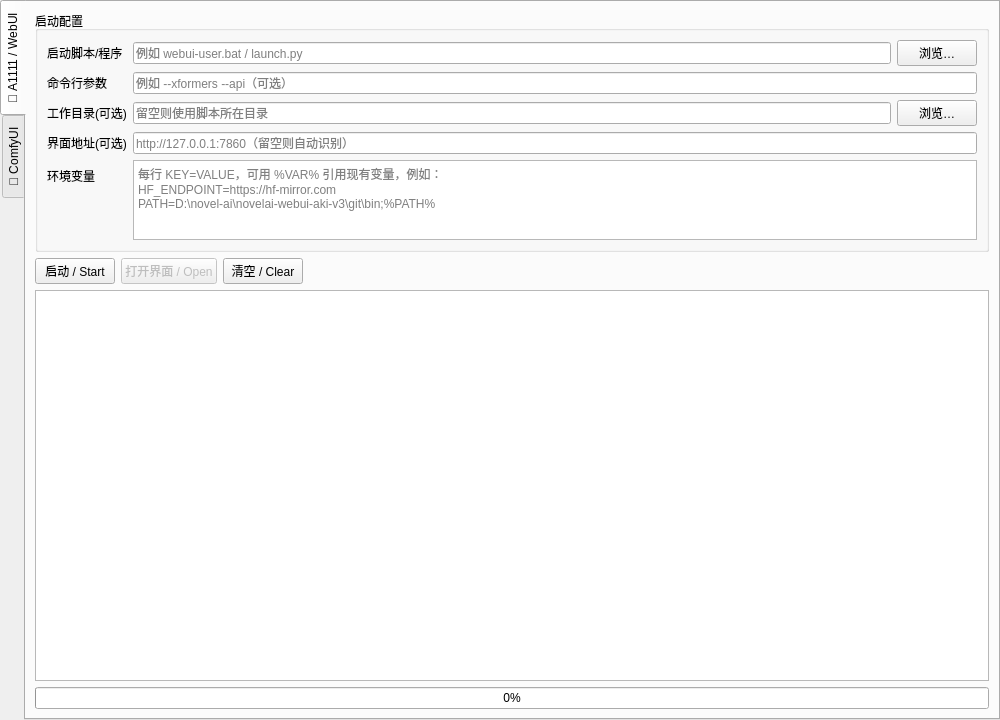
The window that pages/launcherwidget.ui (hanbinhsh/SD-LoRA-Manager) describes before a commit, drawn with Qt 5.
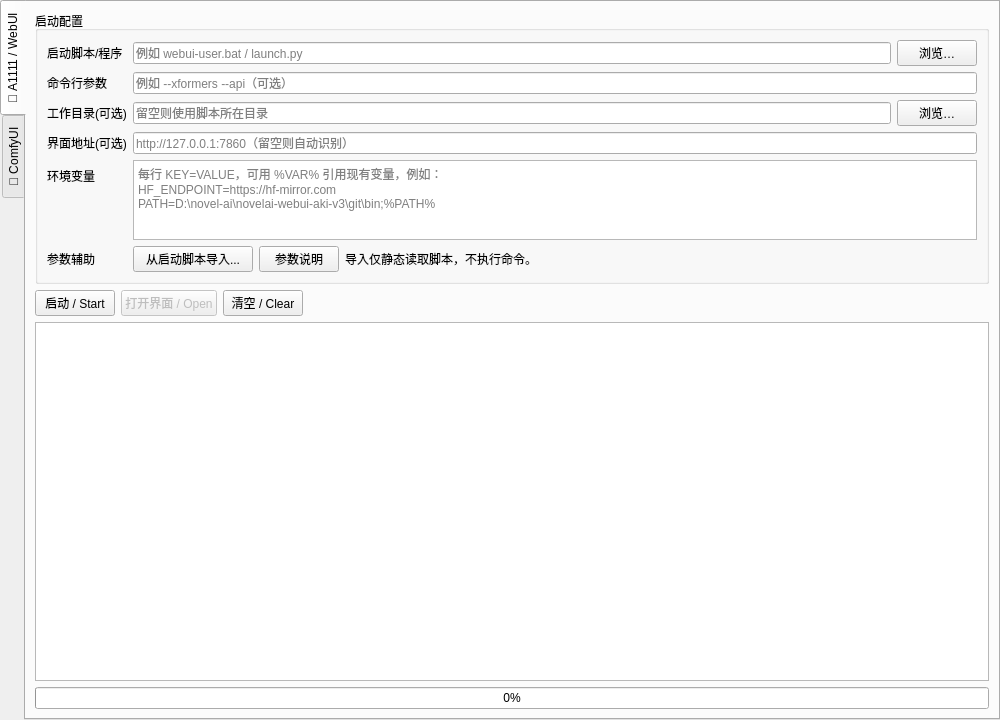
The same window after the commit.

Patch:
```diff
--- a/pages/launcherwidget.ui
+++ b/pages/launcherwidget.ui
@@ -163,6 +163,53 @@
             </property>
            </widget>
           </item>
+          <item row="5" column="0">
+           <widget class="QLabel" name="lblAssistA1111">
+            <property name="text">
+             <string>参数辅助</string>
+            </property>
+           </widget>
+          </item>
+          <item row="5" column="1">
+           <layout class="QHBoxLayout" name="rowAssistA1111">
+            <item>
+             <widget class="QPushButton" name="btnImport_a1111">
+              <property name="maximumSize">
+               <size>
+                <width>120</width>
+                <height>16777215</height>
+               </size>
+              </property>
+              <property name="text">
+               <string>从启动脚本导入...</string>
+              </property>
+             </widget>
+            </item>
+            <item>
+             <widget class="QPushButton" name="btnHelp_a1111">
+              <property name="maximumSize">
+               <size>
+                <width>80</width>
+                <height>16777215</height>
+               </size>
+              </property>
+              <property name="text">
+               <string>参数说明</string>
+              </property>
+             </widget>
+            </item>
+            <item>
+             <widget class="QLabel" name="lblAssistHintA1111">
+              <property name="text">
+               <string>导入仅静态读取脚本，不执行命令。</string>
+              </property>
+              <property name="wordWrap">
+               <bool>true</bool>
+              </property>
+             </widget>
+            </item>
+           </layout>
+          </item>
          </layout>
         </widget>
        </item>
```
Left out of the diff: 47 changed lines with no effect on the pictures.
